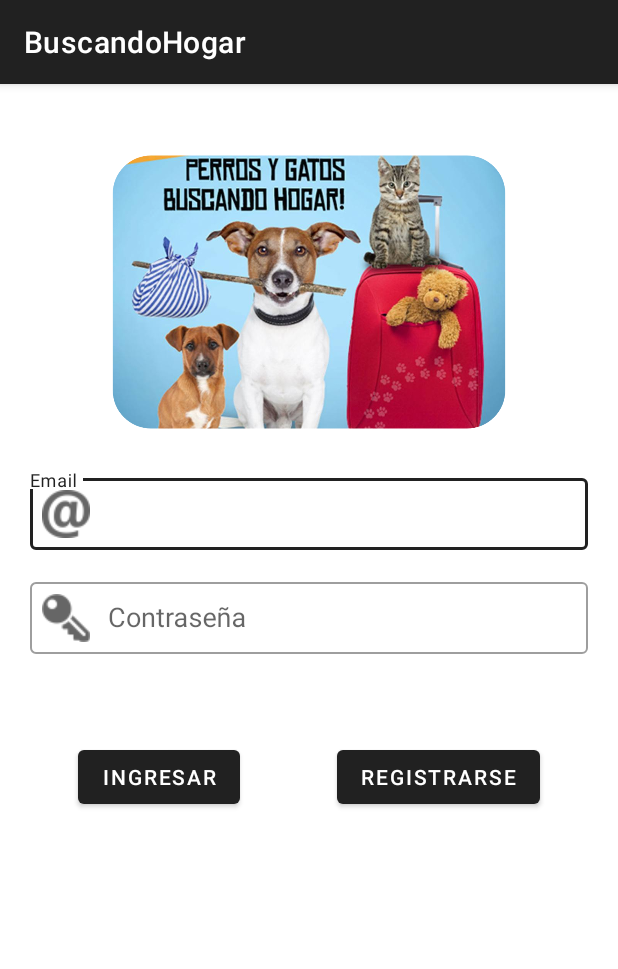
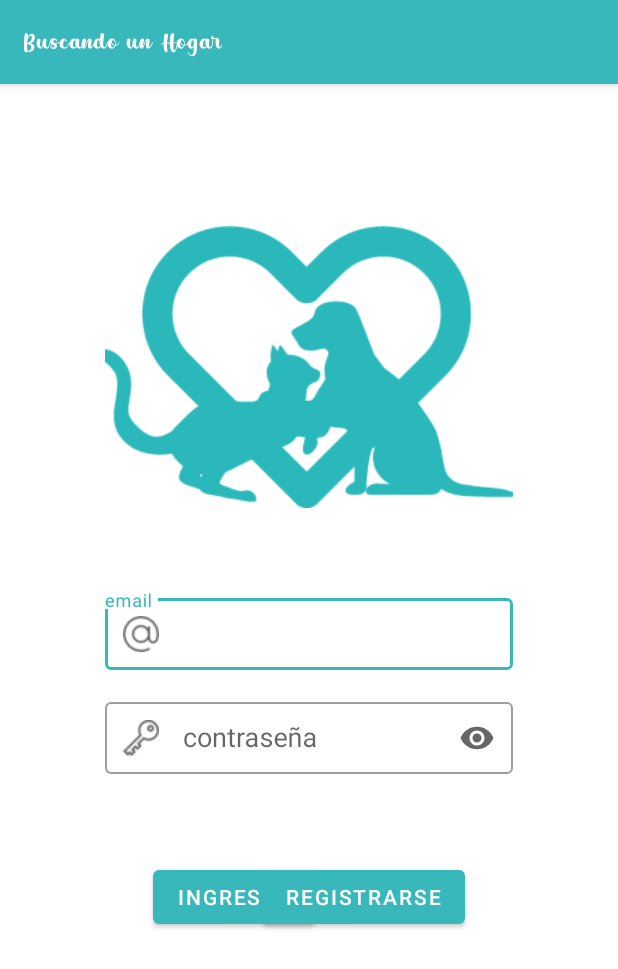
Before and after one commit to GhostHunter13/BuscandoHogar, an Android app: the screen it shows after launch (MainActivity), on a phone screen of 412 x 824 dp. Shown: the top 969 px of the screen. Run offline under Robolectric (Android 15) with nearby library versions, the phone set to English and light mode, and no system bars; our stand-ins replace Firebase (no records; nobody signed in at launch, a user with empty details on screens opened directly).

Commit message:
Mejor interfaz, añado logo y tipografia

```diff
--- a/app/src/main/AndroidManifest.xml
+++ b/app/src/main/AndroidManifest.xml
@@ -10,14 +10,13 @@
         android:label="@string/app_name"
         android:roundIcon="@mipmap/ic_launcher_round"
         android:supportsRtl="true"
-        android:theme="@style/Theme.MaterialComponents.Light.DarkActionBar">
+        android:theme="@style/BusncandoUnHogarTheme">
         <activity android:name=".ConocemeActivity"></activity>
          <activity android:name=".RegistrarDatosActivity" />
         <activity android:name=".PrincipalActivity" />
         <activity android:name=".MainActivity">
             <intent-filter>
                 <action android:name="android.intent.action.MAIN" />
-
                 <category android:name="android.intent.category.LAUNCHER" />
             </intent-filter>
         </activity>
--- a/app/src/main/java/com/example/buscandohogar/MainActivity.java
+++ b/app/src/main/java/com/example/buscandohogar/MainActivity.java
@@ -2,6 +2,7 @@ package com.example.buscandohogar;
 
 import androidx.annotation.NonNull;
 import androidx.appcompat.app.AppCompatActivity;
+import androidx.appcompat.widget.Toolbar;
 
 import android.content.ContentValues;
 import android.content.Intent;
--- a/app/src/main/res/layout/activity_main.xml
+++ b/app/src/main/res/layout/activity_main.xml
@@ -6,12 +6,13 @@
     android:layout_width="match_parent"
     android:layout_height="match_parent"
     android:orientation="vertical"
-    android:layout_margin="20dp"
+    android:layout_margin="70dp"
     tools:context=".MainActivity">
 
     <LinearLayout
         android:layout_width="wrap_content"
         android:layout_height="wrap_content"
+        android:layout_marginBottom="30dp"
         android:orientation="vertical">
 
         <ImageView
@@ -24,7 +25,8 @@
             android:layout_marginBottom="20dp"
             android:layout_gravity="center"
             android:scaleType="fitCenter"
-            android:src="@drawable/imagenbuscandohogar"/>
+            android:contentDescription="Logo Buscando Un Hogar"
+            android:src="@drawable/logo_buscando_hogar"/>
 
     </LinearLayout>
 
@@ -37,12 +39,13 @@
             android:layout_height="wrap_content"
             android:layout_centerHorizontal="true"
             android:layout_marginBottom="8dp"
-            android:hint="Email"
+            android:hint="email"
             app:layout_constraintBottom_toTopOf="@+id/txtContraseña"
             app:layout_constraintEnd_toEndOf="parent"
             app:layout_constraintStart_toStartOf="parent"
             app:layout_constraintTop_toTopOf="parent"
-            app:startIconDrawable="@drawable/email2"
+            app:startIconDrawable="@drawable/arroba_24"
+            app:endIconMode="clear_text"
             tools:ignore="MissingConstraints">
 
             <AutoCompleteTextView
@@ -50,31 +53,33 @@
                 android:layout_width="match_parent"
                 android:layout_height="wrap_content"
                 android:inputType="none"
-                tools:ignore="LabelFor"
+                android:labelFor="@+id/txtEmail"
                 tools:layout_editor_absoluteX="0dp"
                 tools:layout_editor_absoluteY="77dp" />
         </com.google.android.material.textfield.TextInputLayout>
 
         <com.google.android.material.textfield.TextInputLayout
+            style="@style/Widget.MaterialComponents.TextInputLayout.OutlinedBox"
             android:id="@+id/txtContraseña"
-            style="@style/Widget.MaterialComponents.TextInputLayout.OutlinedBox"
+            android:hint="contraseña"
             android:layout_width="match_parent"
             android:layout_height="wrap_content"
             android:layout_centerHorizontal="true"
             android:layout_marginTop="8dp"
             android:layout_marginBottom="8dp"
-            android:hint="Contraseña"
             app:layout_constraintBottom_toBottomOf="parent"
             app:layout_constraintEnd_toEndOf="parent"
             app:layout_constraintStart_toStartOf="parent"
             app:layout_constraintTop_toBottomOf="@+id/txtEmail"
-            app:startIconDrawable="@drawable/contrasena">
+            app:endIconMode="password_toggle"
+            app:startIconDrawable="@drawable/password_24">
 
             <AutoCompleteTextView
                 android:id="@+id/autoCompletecontra"
                 android:layout_width="match_parent"
                 android:layout_height="wrap_content"
-                android:inputType="none"
+                android:inputType="textPassword"
+                android:labelFor="@+id/txtContraseña"
                 tools:layout_editor_absoluteX="2dp"
                 tools:layout_editor_absoluteY="15dp" />
         </com.google.android.material.textfield.TextInputLayout>
--- a/app/src/main/res/values/colors.xml
+++ b/app/src/main/res/values/colors.xml
@@ -1,6 +1,7 @@
 <?xml version="1.0" encoding="utf-8"?>
 <resources>
-    <color name="colorPrimary">#6200EE</color>
+    <color name="colorPrimary">#39B8BB</color>
+    <color name="colorSecondary">#FFD871</color>
     <color name="colorPrimaryDark">#3700B3</color>
     <color name="colorAccent">#03DAC5</color>
     <color name="colorWhite">#FFFFFF</color>
--- a/app/src/main/res/values/strings.xml
+++ b/app/src/main/res/values/strings.xml
@@ -1,5 +1,5 @@
 <resources>
-    <string name="app_name">BuscandoHogar</string>
+    <string name="app_name">Buscando un Hogar</string>
     <!-- TODO: Remove or change this placeholder text -->
     <string name="hello_blank_fragment">Hello blank fragment</string>
 
--- a/app/src/main/res/values/styles.xml
+++ b/app/src/main/res/values/styles.xml
@@ -1,11 +1,38 @@
 <resources>
-    <!-- Base application theme. -->
-    <style name="AppTheme" parent="Theme.AppCompat.Light.DarkActionBar">
+    <!-- Style for the whole app. -->
+    <style name="BusncandoUnHogarTheme" parent="Theme.MaterialComponents.Light.DarkActionBar">
         <!-- Customize your theme here. -->
         <item name="colorPrimary">@color/colorPrimary</item>
-        <item name="colorPrimaryDark">@color/colorPrimaryDark</item>
-        <item name="colorAccent">@color/colorAccent</item>
+        <item name="colorSecondary">@color/colorSecondary</item>
+        <item name="colorAccent">@color/colorWhite</item>
+        <item name="actionBarTheme">@style/BuscandoHogarBarStyle</item>
     </style>
+
+    <!-- Style for the bar app -->
+    <style name="BuscandoHogarBarStyle">
+        <item name="actionBarStyle">@style/titleActionBarBuscandoHogar</item>
+        <item name="fontFamily">@font/simplicity</item>
+        <item name="android:textColorPrimary">@color/whiteTextColor</item>
+        <item name="android:textSize">2sp</item>
+        <item name="backgroundColor">@color/colorPrimary</item>
+    </style>
+
+    <style name="titleActionBarBuscandoHogar" parent="Widget.MaterialComponents.Light.ActionBar.Solid">
+        <item name="android:layout_gravity">center</item>
+        <item name="android:gravity">center</item>
+        <item name="android:textSize">50dp</item>
+    </style>
+
+    <!-- Colores de la barra de abajo   -->
+    <style name="Widget.App.BottomNavigationView" parent="Widget.MaterialComponents.BottomNavigationView.Colored">
+        <item name="materialThemeOverlay">@style/ThemeOverlay.App.BottomNavigationView</item>
+    </style>
+
+    <style name="ThemeOverlay.App.BottomNavigationView" parent="">
+        <item name="colorPrimary">@color/colorPrimary</item>
+        <item name="colorOnPrimary">@color/colorSecondary</item>
+    </style>
+
 
     <style name="proifleDetailsView">
         <item name="android:layout_width">match_parent</item>
@@ -68,4 +95,5 @@
     </style>
 
 
+
 </resources>
```
Also changed, not shown: app/src/main/java/com/example/buscandohogar/classes/Animal.java (+12 -12 lines), app/src/main/java/com/example/buscandohogar/fragments/FavoritesFragment.java (+4 -5 lines), app/src/main/res/layout/fragment_favorites.xml (+21 -4 lines), app/src/main/res/drawable/arroba_24.png (added), app/src/main/res/drawable/logo_buscando_hogar.png (added), app/src/main/res/drawable/password_24.png (added), app/src/main/res/drawable/perro_lista_vacia.png (added), app/src/main/res/font/simplicity.ttf (added).
